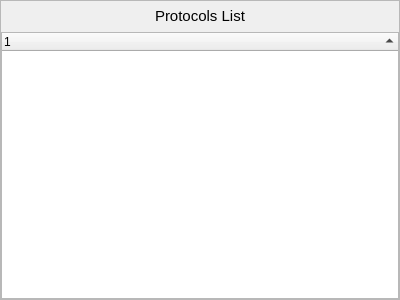
Qt form src/romeo/view/mainWindow/protocolsexplorer.ui (AlbertoSimioni/Romeo) before a commit.
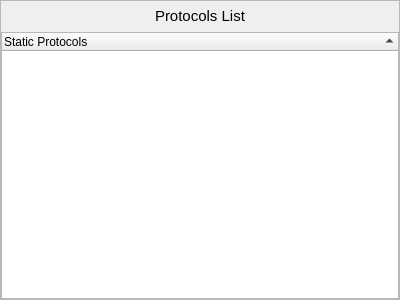
The same form after that commit. Custom widgets are drawn as their Qt base class.

The edit to the form file:
```diff
--- a/src/romeo/view/mainWindow/protocolsexplorer.ui
+++ b/src/romeo/view/mainWindow/protocolsexplorer.ui
@@ -83,7 +83,7 @@
           </attribute>
           <column>
            <property name="text">
-            <string/>
+            <string>Static Protocols</string>
            </property>
           </column>
          </widget>
```
